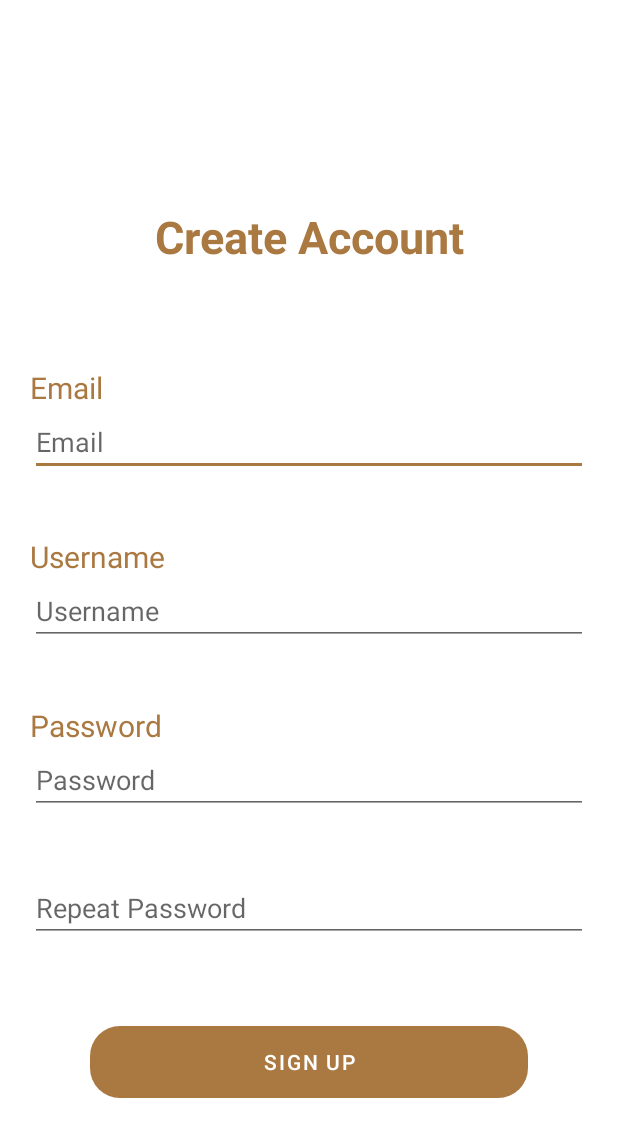
After one commit to Ibrahim-Adel-20190008/CoffeeApp, an Android app: the layout activity_register.xml on its own in the app's theme, with its tools: preview values and no code run, on a phone screen of 412 x 824 dp. The commit adds this screen. Shown: the top 1137 px of the screen. Run offline under Robolectric (Android 15) with nearby library versions, the phone set to English and light mode, and no system bars.

Commit message:
Merging our work and fixing glade error

```diff
--- /dev/null
+++ b/app/src/main/java/com/example/finalproject/RegisterActivity.kt
@@ -0,0 +1,68 @@
+package com.example.finalproject
+
+import androidx.appcompat.app.AppCompatActivity
+import android.os.Bundle
+import android.util.Log
+import android.widget.Button
+import android.widget.EditText
+import android.widget.Toast
+import com.example.finalproject.dataclasses.RegisterResponse
+import com.example.finalproject.loginClasses.User
+import retrofit2.Call
+import retrofit2.Callback
+import retrofit2.Response
+
+class RegisterActivity : AppCompatActivity() {
+    var etEmail: EditText? = null
+    var etUsername: EditText? = null
+    var etPassword: EditText? = null
+    var etRepeatedPass: EditText? = null
+    var btnRegister: Button? = null
+
+    override fun onCreate(savedInstanceState: Bundle?) {
+        super.onCreate(savedInstanceState)
+        setContentView(R.layout.activity_register)
+
+         etEmail = findViewById<EditText>(R.id.et_regEmail)
+         etUsername = findViewById<EditText>(R.id.et_regUsername)
+         etPassword = findViewById<EditText>(R.id.et_regPassword)
+         etRepeatedPass = findViewById<EditText>(R.id.et_repeatPass)
+        btnRegister = findViewById(R.id.btn_signup)
+
+        Log.v("1", "before button register")
+        btnRegister?.setOnClickListener {
+            Log.v("2", "inside button register")
+            val email = etEmail?.text.toString()
+            val password = etPassword?.text.toString()
+            val username = etUsername?.text.toString()
+            val repeatedPass = etRepeatedPass?.text.toString()
+            if(email.isEmpty() || password.isEmpty() || username.isEmpty() || repeatedPass.isEmpty()){
+                Toast.makeText(this,"please fill all required fields", Toast.LENGTH_SHORT).show()
+            }else if(password != repeatedPass){
+                Toast.makeText(this,"password field is not equal to repeated password field", Toast.LENGTH_SHORT).show()
+            }else{
+                val user = User(email, password)
+                service.register(user)
+                    .enqueue(object : Callback<RegisterResponse> {
+                        override fun onResponse(call: Call<RegisterResponse>, response: Response<RegisterResponse>) {
+                            if (response.isSuccessful) {
+                                //Toast.makeText(this@RegisterActivity,"please fill all required fields", Toast.LENGTH_SHORT).show()
+
+                                Log.v("3", "onResponse ${response.body().toString()}")
+
+                            } else {
+                                Log.v("4", "onResponse ${response.code()}")
+                            }
+                        }
+
+                        override fun onFailure(call: Call<RegisterResponse>, t: Throwable) {
+                            Log.v("5", "onFailure ${t.localizedMessage} ")
+                        }
+                    })
+
+            }
+        }
+    }
+
+
+}
--- /dev/null
+++ b/app/src/main/java/com/example/finalproject/dataclasses/RegisterResponse.kt
@@ -0,0 +1,6 @@
+package com.example.finalproject.dataclasses
+
+import com.google.gson.annotations.SerializedName
+
+data class RegisterResponse(@SerializedName("id") val id:Int ,
+                            @SerializedName("token") val token:String)
--- a/app/src/main/java/com/example/finalproject/loginApi.kt
+++ b/app/src/main/java/com/example/finalproject/loginApi.kt
@@ -1,5 +1,6 @@
 package com.example.finalproject
 
+import com.example.finalproject.dataclasses.RegisterResponse
 import com.example.finalproject.loginClasses.Login
 import com.example.finalproject.loginClasses.LoginResponse
 import com.example.finalproject.loginClasses.User
@@ -17,6 +18,8 @@ interface loginApi {
     fun Login(@Query("email") email: String,
               @Query("password") password: String):
               Call<Login?>?
+    @POST("api/register")
+    fun register(@Body user: User): Call<RegisterResponse>
 }
 
 var retrofit: Retrofit = Retrofit.Builder()
--- a/app/src/main/java/com/example/finalproject/loginClasses/User.kt
+++ b/app/src/main/java/com/example/finalproject/loginClasses/User.kt
@@ -1,3 +1,8 @@
 package com.example.finalproject.loginClasses
 
-data class User (var email: String , var password: String)
+import com.google.gson.annotations.SerializedName
+
+data class User(
+    @SerializedName("email") val email:String,
+    @SerializedName("password") val password:String
+)
--- /dev/null
+++ b/app/src/main/res/drawable-mdpi/roundstyle.xml
@@ -0,0 +1,5 @@
+<?xml version="1.0" encoding="utf-8"?>
+<shape xmlns:android="http://schemas.android.com/apk/res/android">
+    <corners android:radius="20dp" />
+
+</shape>
--- /dev/null
+++ b/app/src/main/res/layout/activity_register.xml
@@ -0,0 +1,123 @@
+<?xml version="1.0" encoding="utf-8"?>
+<androidx.constraintlayout.widget.ConstraintLayout xmlns:android="http://schemas.android.com/apk/res/android"
+    xmlns:app="http://schemas.android.com/apk/res-auto"
+    xmlns:tools="http://schemas.android.com/tools"
+    android:layout_width="match_parent"
+    android:layout_height="match_parent"
+    android:padding="20dp"
+    tools:context=".RegisterActivity">
+
+
+    <TextView
+        android:id="@+id/tv_create"
+        android:layout_width="wrap_content"
+        android:layout_height="wrap_content"
+        android:layout_marginTop="50dp"
+        android:text="@string/create_account"
+        android:textColor="@color/brown"
+        android:textSize="30sp"
+        android:textStyle="bold"
+        app:layout_constraintBottom_toTopOf="@id/tv_email"
+        app:layout_constraintEnd_toEndOf="parent"
+        app:layout_constraintHorizontal_bias="0.5"
+        app:layout_constraintStart_toStartOf="parent"
+        app:layout_constraintTop_toTopOf="parent"
+         />
+
+    <TextView
+        android:id="@+id/tv_email"
+        android:layout_width="0dp"
+        android:layout_height="wrap_content"
+        android:text="@string/email"
+        android:textSize="20sp"
+        android:textColor="@color/brown"
+
+        app:layout_constraintBottom_toTopOf="@+id/et_regEmail"
+        app:layout_constraintEnd_toEndOf="parent"
+        app:layout_constraintStart_toStartOf="parent" />
+
+
+    <EditText
+        android:id="@+id/et_regEmail"
+        android:layout_width="0dp"
+        android:layout_height="wrap_content"
+        android:layout_marginBottom="40dp"
+        android:hint="@string/email"
+
+        app:layout_constraintBottom_toTopOf="@+id/tv_username"
+        app:layout_constraintEnd_toEndOf="parent"
+        app:layout_constraintHorizontal_bias="0.0"
+        app:layout_constraintStart_toStartOf="parent" />
+
+    <TextView
+        android:id="@+id/tv_username"
+        android:layout_width="0dp"
+        android:layout_height="wrap_content"
+        android:text="@string/username"
+        android:textSize="20sp"
+        android:textColor="@color/brown"
+        app:layout_constraintBottom_toTopOf="@+id/et_regUsername"
+        app:layout_constraintEnd_toEndOf="parent"
+        app:layout_constraintStart_toStartOf="parent" />
+
+
+    <EditText
+        android:id="@+id/et_regUsername"
+        android:layout_width="match_parent"
+        android:layout_height="wrap_content"
+        android:hint="@string/username"
+        android:layout_marginBottom="40dp"
+        app:layout_constraintBottom_toTopOf="@id/tv_password"
+        app:layout_constraintEnd_toEndOf="parent"
+        app:layout_constraintStart_toStartOf="parent" />
+
+    <TextView
+        android:id="@+id/tv_password"
+        android:layout_width="0dp"
+        android:layout_height="wrap_content"
+        android:text="@string/password"
+        android:textSize="20sp"
+        android:textColor="@color/brown"
+        app:layout_constraintBottom_toTopOf="@+id/et_regPassword"
+        app:layout_constraintEnd_toEndOf="parent"
+
+        app:layout_constraintStart_toStartOf="parent" />
+
+    <EditText
+        android:id="@+id/et_regPassword"
+        android:layout_width="0dp"
+        android:layout_height="wrap_content"
+        android:hint="@string/password"
+        android:layout_marginBottom="40dp"
+        android:inputType="textPassword"
+        app:layout_constraintBottom_toTopOf="@id/et_repeatPass"
+        app:layout_constraintEnd_toEndOf="parent"
+        app:layout_constraintStart_toStartOf="parent" />
+
+    <EditText
+        android:id="@+id/et_repeatPass"
+        android:layout_width="0dp"
+        android:layout_height="wrap_content"
+        android:layout_marginBottom="56dp"
+        android:hint="@string/repeat_password"
+        android:inputType="textPassword"
+        app:layout_constraintBottom_toTopOf="@id/btn_signup"
+        app:layout_constraintEnd_toEndOf="parent"
+        app:layout_constraintStart_toStartOf="parent" />
+
+    <Button
+        android:id="@+id/btn_signup"
+        android:layout_width="match_parent"
+        android:layout_height="wrap_content"
+        android:layout_marginLeft="40dp"
+        android:layout_marginRight="40dp"
+        android:layout_marginBottom="72dp"
+        android:background="@drawable/roundstyle"
+        android:text="Sign Up"
+        app:backgroundTint="@color/brown"
+        app:layout_constraintBottom_toBottomOf="parent"
+        app:layout_constraintEnd_toEndOf="parent"
+        app:layout_constraintStart_toStartOf="parent" />
+
+
+</androidx.constraintlayout.widget.ConstraintLayout>
--- a/app/src/main/res/values/strings.xml
+++ b/app/src/main/res/values/strings.xml
@@ -14,4 +14,7 @@
     <string name="name_info">Name:</string>
     <string name="demo_email">AhmedAli@gmail.com</string>
     <string name="demo_name">Ahmed Ali</string>
+    <string name="create_account">Create Account</string>
+    <string name="username">Username</string>
+    <string name="repeat_password">Repeat Password</string>
 </resources>
```
